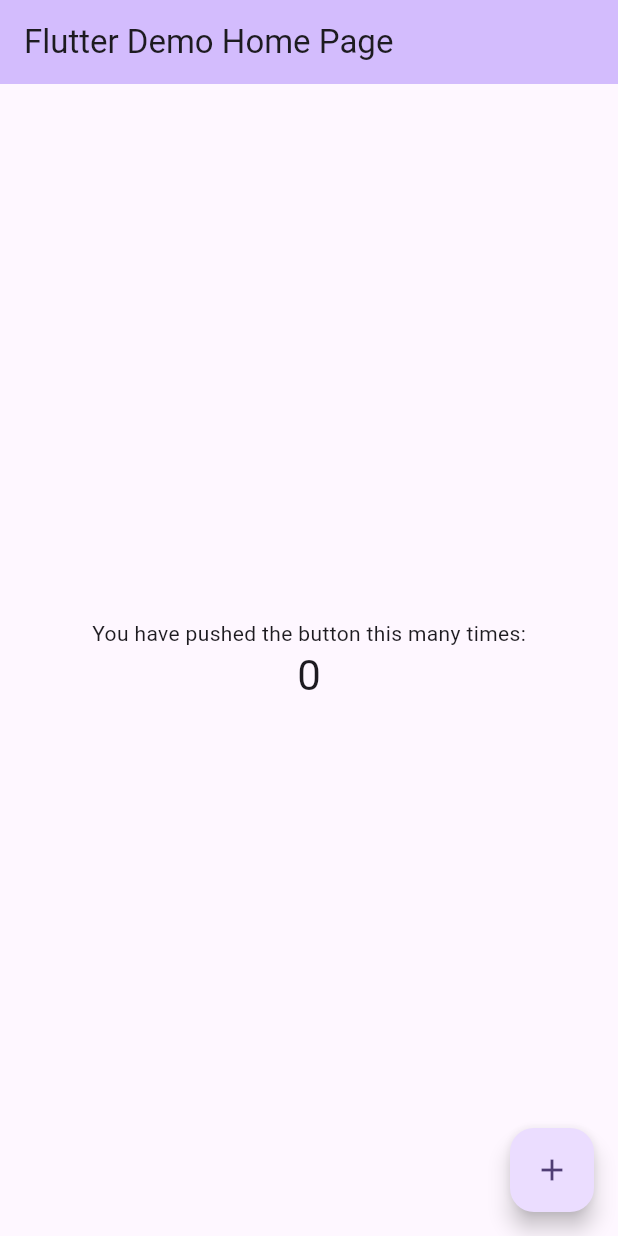
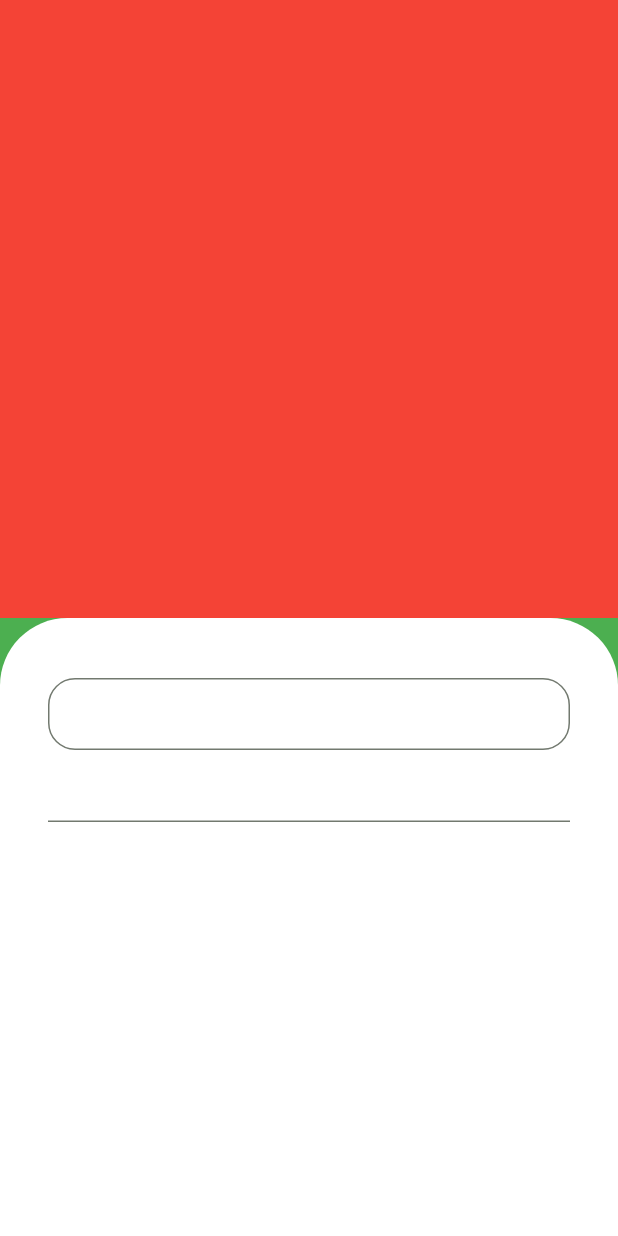
Before and after one commit to lucasletro/GreenGrocer, a Flutter app: the screen it shows after launch, on a phone screen of 412 x 824 dp. Run offline on Flutter 3.47's test engine with Material 2 defaults, Android fonts, the phone set to English and light mode, and no system bars.

Commit message:
Criando a tela de login.

```diff
--- a/lib/main.dart
+++ b/lib/main.dart
@@ -1,4 +1,5 @@
 import 'package:flutter/material.dart';
+import 'package:greengrocer/src/auth/sign_in_screen.dart';
 
 void main() {
   runApp(const MyApp());
@@ -13,113 +14,11 @@ class MyApp extends StatelessWidget {
     return MaterialApp(
       title: 'Flutter Demo',
       theme: ThemeData(
-        // This is the theme of your application.
-        //
-        // TRY THIS: Try running your application with "flutter run". You'll see
-        // the application has a blue toolbar. Then, without quitting the app,
-        // try changing the seedColor in the colorScheme below to Colors.green
-        // and then invoke "hot reload" (save your changes or press the "hot
-        // reload" button in a Flutter-supported IDE, or press "r" if you used
-        // the command line to start the app).
-        //
-        // Notice that the counter didn't reset back to zero; the application
-        // state is not lost during the reload. To reset the state, use hot
-        // restart instead.
-        //
-        // This works for code too, not just values: Most code changes can be
-        // tested with just a hot reload.
-        colorScheme: ColorScheme.fromSeed(seedColor: Colors.deepPurple),
+        colorScheme: ColorScheme.fromSeed(seedColor: Colors.green),
         useMaterial3: true,
       ),
-      home: const MyHomePage(title: 'Flutter Demo Home Page'),
+      debugShowCheckedModeBanner: false,
+      home: const SignInScreen(),
     );
   }
 }
-
-class MyHomePage extends StatefulWidget {
-  const MyHomePage({super.key, required this.title});
-
-  // This widget is the home page of your application. It is stateful, meaning
-  // that it has a State object (defined below) that contains fields that affect
-  // how it looks.
-
-  // This class is the configuration for the state. It holds the values (in this
-  // case the title) provided by the parent (in this case the App widget) and
-  // used by the build method of the State. Fields in a Widget subclass are
-  // always marked "final".
-
-  final String title;
-
-  @override
-  State<MyHomePage> createState() => _MyHomePageState();
-}
-
-class _MyHomePageState extends State<MyHomePage> {
-  int _counter = 0;
-
-  void _incrementCounter() {
-    setState(() {
-      // This call to setState tells the Flutter framework that something has
-      // changed in this State, which causes it to rerun the build method below
-      // so that the display can reflect the updated values. If we changed
-      // _counter without calling setState(), then the build method would not be
-      // called again, and so nothing would appear to happen.
-      _counter++;
-    });
-  }
-
-  @override
-  Widget build(BuildContext context) {
-    // This method is rerun every time setState is called, for instance as done
-    // by the _incrementCounter method above.
-    //
-    // The Flutter framework has been optimized to make rerunning build methods
-    // fast, so that you can just rebuild anything that needs updating rather
-    // than having to individually change instances of widgets.
-    return Scaffold(
-      appBar: AppBar(
-        // TRY THIS: Try changing the color here to a specific color (to
-        // Colors.amber, perhaps?) and trigger a hot reload to see the AppBar
-        // change color while the other colors stay the same.
-        backgroundColor: Theme.of(context).colorScheme.inversePrimary,
-        // Here we take the value from the MyHomePage object that was created by
-        // the App.build method, and use it to set our appbar title.
-        title: Text(widget.title),
-      ),
-      body: Center(
-        // Center is a layout widget. It takes a single child and positions it
-        // in the middle of the parent.
-        child: Column(
-          // Column is also a layout widget. It takes a list of children and
-          // arranges them vertically. By default, it sizes itself to fit its
-          // children horizontally, and tries to be as tall as its parent.
-          //
-          // Column has various properties to control how it sizes itself and
-          // how it positions its children. Here we use mainAxisAlignment to
-          // center the children vertically; the main axis here is the vertical
-          // axis because Columns are vertical (the cross axis would be
-          // horizontal).
-          //
-          // TRY THIS: Invoke "debug painting" (choose the "Toggle Debug Paint"
-          // action in the IDE, or press "p" in the console), to see the
-          // wireframe for each widget.
-          mainAxisAlignment: MainAxisAlignment.center,
-          children: <Widget>[
-            const Text(
-              'You have pushed the button this many times:',
-            ),
-            Text(
-              '$_counter',
-              style: Theme.of(context).textTheme.headlineMedium,
-            ),
-          ],
-        ),
-      ),
-      floatingActionButton: FloatingActionButton(
-        onPressed: _incrementCounter,
-        tooltip: 'Increment',
-        child: const Icon(Icons.add),
-      ), // This trailing comma makes auto-formatting nicer for build methods.
-    );
-  }
-}
--- /dev/null
+++ b/lib/src/auth/sign_in_screen.dart
@@ -0,0 +1,55 @@
+import 'package:flutter/material.dart';
+
+//TELA DE LOGIN
+
+class SignInScreen extends StatelessWidget {
+  const SignInScreen({Key? key}) : super(key: key);
+
+  @override
+  Widget build(BuildContext context) {
+    return Scaffold(
+      backgroundColor: Colors.green,
+
+      body: Column(
+        children: [
+
+          Expanded(
+              child: Container(
+            color: Colors.red,
+          )),
+
+          //CONTAINER BRANCO COM BORDAS ARREDONDADAS
+          Expanded(
+              child: Container(
+                padding: const EdgeInsets.symmetric(horizontal: 32, vertical: 40),
+                decoration: const BoxDecoration(
+                  color: Colors.white,
+                  borderRadius: BorderRadius.vertical(
+                    top: Radius.circular(45),
+                  )
+                ),
+
+                child: Column(
+                  children: [
+                    //email
+                    TextFormField(
+                      decoration: InputDecoration(
+                        isDense: true, //o campo de texto fica mais baixo
+                        border: OutlineInputBorder(
+                          borderRadius: BorderRadius.circular(18),
+                        ),
+                      ),
+                    ),
+
+                    //senha
+                    TextFormField(),
+
+                  ],
+                ),
+          )),
+
+        ],
+      ),
+    );
+  }
+}
```
